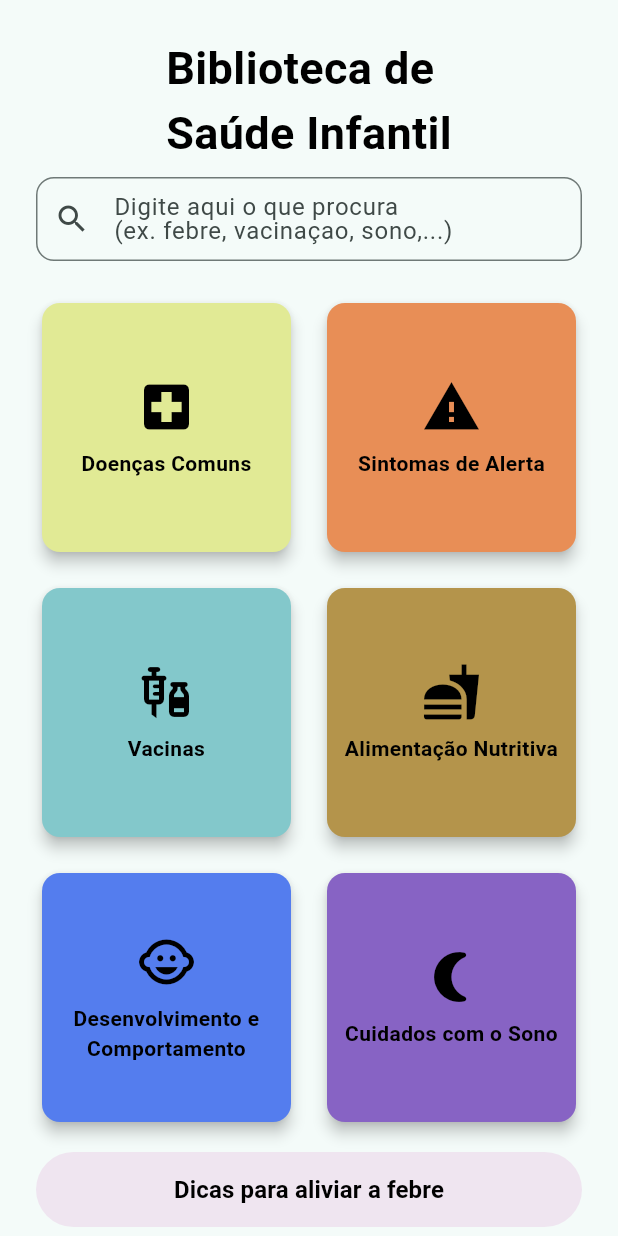
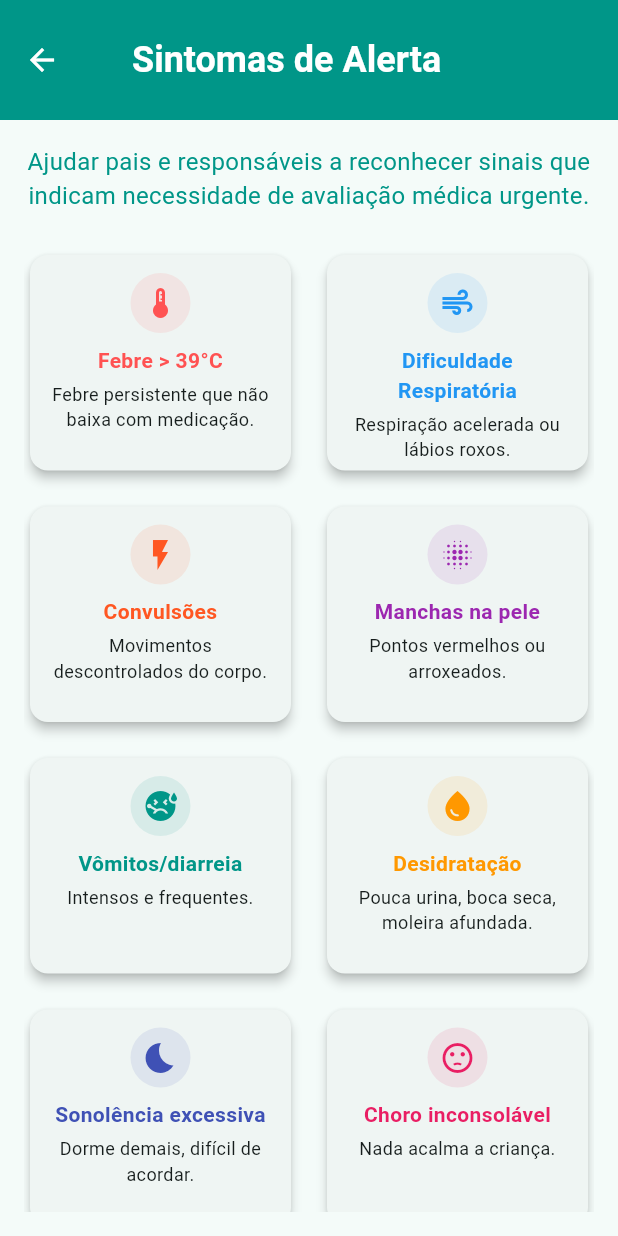
Before and after one commit to LeticiaCalixto/desenvolve, a Flutter app: the HomePage screen opened directly, after a tap on "Sintomas de Alerta", on a phone screen of 412 x 824 dp. Run offline on Flutter 3.47's test engine with Material 3 defaults, Android fonts, the light colour scheme and no system bars; accounts and stored records are empty.

Commit message:
feat: :sparkles: add disease and alert symptoms pages with navigation integration

```diff
--- a/lib/app/core/routes/app_routes.dart
+++ b/lib/app/core/routes/app_routes.dart
@@ -6,7 +6,8 @@ class AppRoutes {
 
   // Routes with bottom navigation (main tabs)
   static const String home = '/home';
-  static const String activities = '/activities';
+  static const String disease = '/disease';
+  static const String alertSymptoms = '/alert-symptoms';
   static const String milestones = '/milestones';
   static const String profile = '/profile';
   static const String healthLibrary = '/health-library';
--- a/lib/app/core/routes/route_generator.dart
+++ b/lib/app/core/routes/route_generator.dart
@@ -1,4 +1,6 @@
 import 'package:desenvolve/app/presentation_layer/pages/auth/login_page.dart';
+import 'package:desenvolve/app/presentation_layer/pages/home/components/alert_symptoms_page.dart';
+import 'package:desenvolve/app/presentation_layer/pages/home/components/disease_page.dart';
 import 'package:desenvolve/app/presentation_layer/pages/main_navigation_page.dart';
 import 'package:flutter/material.dart';
 import 'app_routes.dart';
@@ -15,6 +17,24 @@ class RouteGenerator {
       case AppRoutes.home:
         return MaterialPageRoute(
           builder: (_) => const MainNavigationPage(initialIndex: 0),
+          settings: settings,
+        );
+
+      case AppRoutes.disease:
+        return MaterialPageRoute(
+          builder: (_) => DiseasePage(),
+          settings: settings,
+        );
+
+      case AppRoutes.alertSymptoms:
+        return MaterialPageRoute(
+          builder: (_) => const AlertSymptomsPage(),
+          settings: settings,
+        );
+
+      case AppRoutes.milestones:
+        return MaterialPageRoute(
+          builder: (_) => const MainNavigationPage(initialIndex: 2),
           settings: settings,
         );
 
@@ -42,7 +62,7 @@ class RouteGenerator {
       builder: (_) => Scaffold(
         appBar: AppBar(title: const Text('Erro')),
         body: const Center(
-          child: Text('Página não encontrada'),
+          child: Text('Página em construção!'),
         ),
       ),
     );
--- /dev/null
+++ b/lib/app/presentation_layer/pages/home/components/alert_symptoms_page.dart
@@ -0,0 +1,171 @@
+import 'package:flutter/material.dart';
+
+class AlertSymptomsPage extends StatelessWidget {
+  const AlertSymptomsPage({super.key});
+
+  @override
+  Widget build(BuildContext context) {
+    final symptoms = [
+      {
+        'icon': Icons.thermostat,
+        'title': 'Febre > 39°C',
+        'desc': 'Febre persistente que não baixa com medicação.',
+        'color': Colors.redAccent,
+      },
+      {
+        'icon': Icons.air,
+        'title': 'Dificuldade Respiratória',
+        'desc': 'Respiração acelerada ou lábios roxos.',
+        'color': Colors.blue,
+      },
+      {
+        'icon': Icons.flash_on,
+        'title': 'Convulsões',
+        'desc': 'Movimentos descontrolados do corpo.',
+        'color': Colors.deepOrange,
+      },
+      {
+        'icon': Icons.blur_on,
+        'title': 'Manchas na pele',
+        'desc': 'Pontos vermelhos ou arroxeados.',
+        'color': Colors.purple,
+      },
+      {
+        'icon': Icons.sick,
+        'title': 'Vômitos/diarreia',
+        'desc': 'Intensos e frequentes.',
+        'color': Colors.teal,
+      },
+      {
+        'icon': Icons.water_drop,
+        'title': 'Desidratação',
+        'desc': 'Pouca urina, boca seca, moleira afundada.',
+        'color': Colors.orange,
+      },
+      {
+        'icon': Icons.bedtime,
+        'title': 'Sonolência excessiva',
+        'desc': 'Dorme demais, difícil de acordar.',
+        'color': Colors.indigo,
+      },
+      {
+        'icon': Icons.sentiment_dissatisfied,
+        'title': 'Choro inconsolável',
+        'desc': 'Nada acalma a criança.',
+        'color': Colors.pink,
+      },
+    ];
+
+    return Scaffold(
+      appBar: AppBar(
+        toolbarHeight: 80, // Ajuste o tamanho da barra de ferramentas
+        backgroundColor: Colors.teal,
+        leading: IconButton(
+          icon: const Icon(
+            Icons.arrow_back, // Ícone do botão de voltar
+            color: Colors.white, // Cor branca para o botão de voltar
+          ),
+          onPressed: () {
+            Navigator.pop(context); // Ação do botão de voltar
+          },
+        ),
+        title: const Row(
+          children: [
+            SizedBox(width: 16), // Espaço entre o botão e o texto
+            Expanded(
+              child: Text(
+                'Sintomas de Alerta',
+                style: TextStyle(
+                  fontSize: 24,
+                  fontWeight: FontWeight.bold,
+                  color: Colors.white,
+                ),
+                overflow: TextOverflow
+                    .ellipsis, // Garante que o texto seja truncado se necessário
+              ),
+            ),
+          ],
+        ),
+      ),
+      body: Padding(
+        padding: const EdgeInsets.all(16.0),
+        child: Column(
+          crossAxisAlignment: CrossAxisAlignment.start,
+          children: [
+            const Text(
+              'Ajudar pais e responsáveis a reconhecer sinais que indicam necessidade de avaliação médica urgente.',
+              style: TextStyle(fontSize: 16, color: Colors.teal),
+              textAlign: TextAlign.center,
+            ),
+            const SizedBox(height: 24),
+            Expanded(
+              child: GridView.count(
+                crossAxisCount: 2,
+                mainAxisSpacing: 16,
+                crossAxisSpacing: 16,
+                childAspectRatio: 3 / 2.5,
+                children: symptoms.map((item) {
+                  return _SymptomCard(
+                    icon: item['icon'] as IconData,
+                    title: item['title'] as String,
+                    description: item['desc'] as String,
+                    color: item['color'] as Color,
+                  );
+                }).toList(),
+              ),
+            ),
+          ],
+        ),
+      ),
+    );
+  }
+}
+
+class _SymptomCard extends StatelessWidget {
+  final IconData icon;
+  final String title;
+  final String description;
+  final Color color;
+
+  const _SymptomCard({
+    required this.icon,
+    required this.title,
+    required this.description,
+    required this.color,
+  });
+
+  @override
+  Widget build(BuildContext context) {
+    return Card(
+      elevation: 3,
+      shape: RoundedRectangleBorder(borderRadius: BorderRadius.circular(12)),
+      child: Padding(
+        padding: const EdgeInsets.all(12.0),
+        child: Column(
+          children: [
+            CircleAvatar(
+              backgroundColor: color.withOpacity(0.1),
+              child: Icon(icon, color: color),
+            ),
+            const SizedBox(height: 8),
+            Text(
+              title,
+              style: TextStyle(
+                fontWeight: FontWeight.w600,
+                fontSize: 14,
+                color: color,
+              ),
+              textAlign: TextAlign.center,
+            ),
+            const SizedBox(height: 4),
+            Text(
+              description,
+              style: const TextStyle(fontSize: 12),
+              textAlign: TextAlign.center,
+            ),
+          ],
+        ),
+      ),
+    );
+  }
+}
--- a/lib/app/presentation_layer/pages/home/home_page.dart
+++ b/lib/app/presentation_layer/pages/home/home_page.dart
@@ -1,3 +1,4 @@
+import 'package:desenvolve/app/core/routes/app_routes.dart';
 import 'package:desenvolve/app/presentation_layer/widgets/custom_button.dart';
 import 'package:flutter/material.dart';
 
@@ -39,8 +40,8 @@ class HomePage extends StatelessWidget {
               physics: const NeverScrollableScrollPhysics(),
               gridDelegate: const SliverGridDelegateWithFixedCrossAxisCount(
                 crossAxisCount: 2,
-                crossAxisSpacing: 16.0,
-                mainAxisSpacing: 16.0,
+                crossAxisSpacing: 6.0,
+                mainAxisSpacing: 6.0,
                 childAspectRatio: 1,
               ),
               itemCount: 6,
@@ -54,6 +55,20 @@ class HomePage extends StatelessWidget {
                   child: InkWell(
                     onTap: () {
                       print('Botão ${index + 1} pressionado');
+                      if (index == 0) {
+                        Navigator.of(context).pushNamed(AppRoutes.disease);
+                      } else if (index == 1) {
+                        Navigator.of(context)
+                            .pushNamed(AppRoutes.alertSymptoms);
+                      } else if (index == 2) {
+                        // Navegar para a página de Vacinas
+                      } else if (index == 3) {
+                        // Navegar para a página de Alimentação Nutritiva
+                      } else if (index == 4) {
+                        // Navegar para a página de Desenvolvimento e Comportamento
+                      } else if (index == 5) {
+                        // Navegar para a página de Cuidados com o Sono
+                      }
                     },
                     borderRadius: BorderRadius.circular(12),
                     child: Column(
@@ -105,26 +120,6 @@ class HomePage extends StatelessWidget {
     );
   }
 
-  // Função para obter o ícone baseado no índice
-  IconData _getIconForIndex(int index) {
-    switch (index) {
-      case 0:
-        return Icons.local_hospital; // Ícone de Doenças Comuns
-      case 1:
-        return Icons.warning; // Ícone de Sintomas de Alerta
-      case 2:
-        return Icons.vaccines; // Ícone de Vacinas
-      case 3:
-        return Icons.fastfood; // Ícone de Alimentação Nutritiva
-      case 4:
-        return Icons.child_care; // Ícone de Desenvolvimento e Comportamento
-      case 5:
-        return Icons.nightlight_round; // Ícone de Cuidados com o Sono
-      default:
-        return Icons.help_outline; // Caso não encontre
-    }
-  }
-
   // Função para obter o texto baseado no índice
   String _getLabelForIndex(int index) {
     switch (index) {
@@ -148,22 +143,44 @@ class HomePage extends StatelessWidget {
   Color _getColorForIndex(int index) {
     switch (index) {
       case 0:
-        return Color.fromARGB(255, 225, 234, 149); // Cor para Doenças Comuns
+        // Doenças Comuns (Amarelo Claro)
+        return const Color(0xFFFFDD6A); // Amarelo Claro
       case 1:
-        return Color.fromARGB(255, 232, 142, 86); // Cor para Sintomas de Alerta
+        // Sintomas de Alerta (Laranja)
+        return const Color(0xFFFF6F6F); // Laranja
       case 2:
-        return Color.fromARGB(255, 131, 200, 203); // Cor para Vacinas
+        // Vacinas (Azul Claro)
+        return const Color(0xFF72B7E2); // Azul Claro
       case 3:
-        return Color.fromARGB(
-            255, 180, 148, 75); // Cor para Alimentação Nutritiva
+        // Alimentação e Nutrição (Verde Claro)
+        return const Color(0xFFB8D8B8); // Verde Claro
       case 4:
-        return Color.fromARGB(
-            255, 84, 125, 238); // Cor para Desenvolvimento e Comportamento
+        // Desenvolvimento e Comportamento (Azul Claro)
+        return const Color(0xFF6FA1D0); // Azul Claro
       case 5:
-        return Color.fromARGB(
-            255, 135, 99, 196); // Cor para Cuidados com o Sono
+        // Cuidados com o Sono (Roxo Claro)
+        return const Color(0xFFA1A6D9); // Roxo Claro
       default:
         return Colors.grey; // Cor padrão
     }
   }
+
+  IconData _getIconForIndex(int index) {
+    switch (index) {
+      case 0:
+        return Icons.local_hospital; // Ícone de Doenças Comuns
+      case 1:
+        return Icons.warning; // Ícone de Sintomas de Alerta
+      case 2:
+        return Icons.vaccines; // Ícone de Vacinas
+      case 3:
+        return Icons.fastfood; // Ícone de Alimentação e Nutrição
+      case 4:
+        return Icons.child_care; // Ícone de Desenvolvimento e Comportamento
+      case 5:
+        return Icons.nightlight_round; // Ícone de Cuidados com o Sono
+      default:
+        return Icons.help_outline; // Caso não encontre
+    }
+  }
 }
--- a/lib/main_simple.dart
+++ b/lib/main_simple.dart
@@ -71,7 +71,7 @@ class _MyAppState extends State<MyApp> {
     switch (currentRoute) {
       case AppRoutes.home:
         return 0;
-      case AppRoutes.activities:
+      case AppRoutes.disease:
         return 1;
       case AppRoutes.milestones:
         return 2;
@@ -95,7 +95,7 @@ class _MyAppState extends State<MyApp> {
           NavigationService.navigateAndReplace(AppRoutes.home);
           break;
         case 1:
-          NavigationService.navigateAndReplace(AppRoutes.activities);
+          NavigationService.navigateAndReplace(AppRoutes.disease);
           break;
         case 2:
           NavigationService.navigateAndReplace(AppRoutes.milestones);
```
Also changed, not shown: lib/app/presentation_layer/pages/home/components/disease_page.dart (added, +167 -0 lines).
